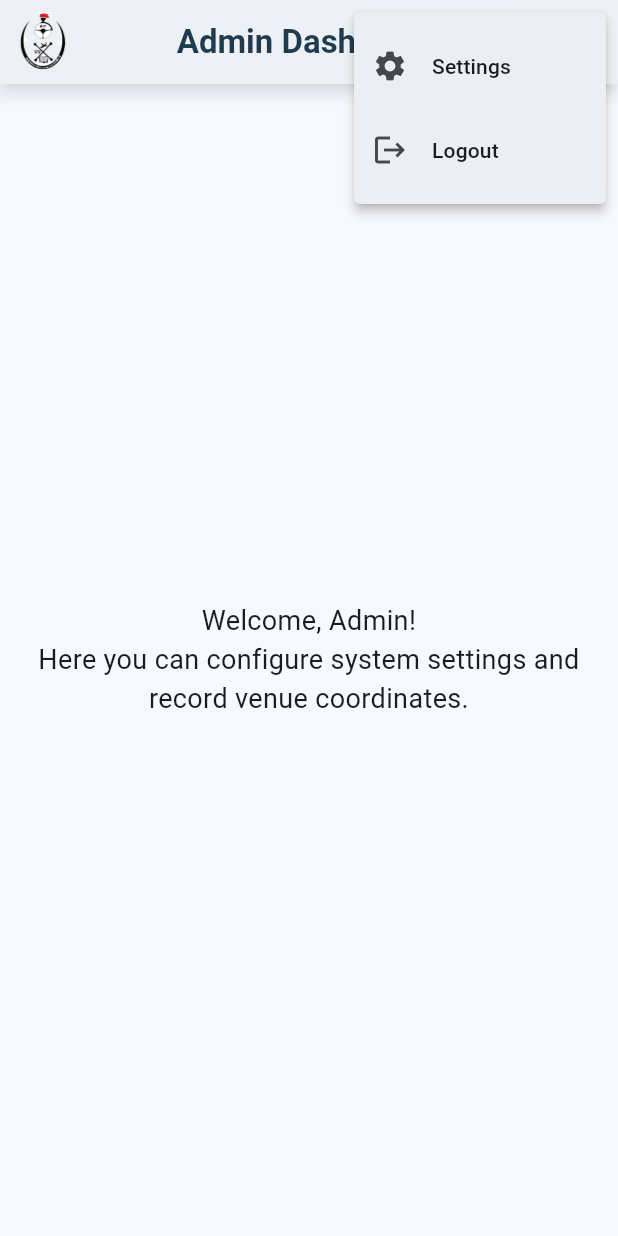
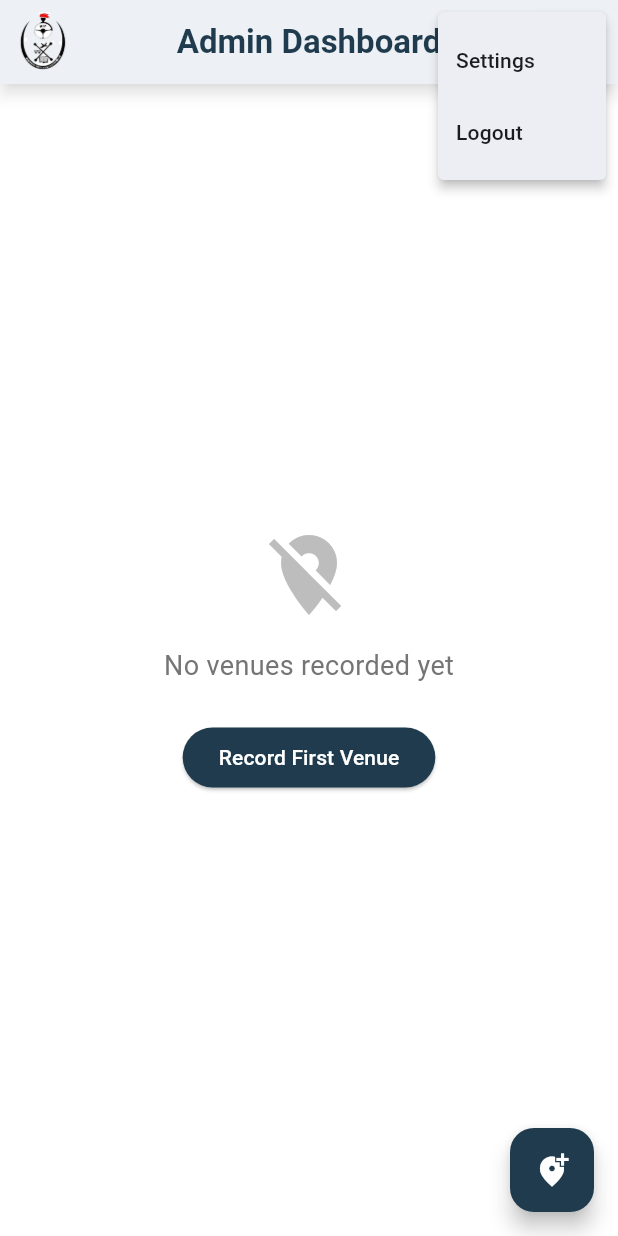
Before and after one commit to revocajana/ramani, a Flutter app: the AdminHomePage screen opened directly, after a tap on the "more vert" icon, on a phone screen of 412 x 824 dp. Run offline on Flutter 3.47's test engine with Material 3 defaults, Android fonts, the phone set to English and light mode, and no system bars; our stand-ins replace geolocator, shared_preferences; accounts and stored records are empty; network calls fail.

Commit message:
adding new location

```diff
--- a/mobile/lib/core/constants.dart
+++ b/mobile/lib/core/constants.dart
@@ -1,4 +1,5 @@
 class ApiConstants {
   static const String baseUrl = 'http://127.0.0.1:8000/api';
   static const String loginUrl = '$baseUrl/users/login/';
+  static const String venuesUrl = '$baseUrl/venues/';
 }
--- a/mobile/lib/screens/admin_home_page.dart
+++ b/mobile/lib/screens/admin_home_page.dart
@@ -1,14 +1,63 @@
+import 'dart:convert';
 import 'package:flutter/material.dart';
+import 'package:http/http.dart' as http;
 import 'package:shared_preferences/shared_preferences.dart';
+import '../core/constants.dart';
 import 'login_page.dart';
+import 'record_venue_page.dart';
 
-class AdminHomePage extends StatelessWidget {
+class AdminHomePage extends StatefulWidget {
   const AdminHomePage({Key? key}) : super(key: key);
+
+  @override
+  State<AdminHomePage> createState() => _AdminHomePageState();
+}
+
+class _AdminHomePageState extends State<AdminHomePage> {
+  final Color primaryColor = const Color(0xFF1F3B4D);
+  List<dynamic> _venues = [];
+  bool _loading = true;
+
+  @override
+  void initState() {
+    super.initState();
+    _fetchVenues();
+  }
+
+  Future<void> _fetchVenues() async {
+    setState(() => _loading = true);
+    try {
+      final prefs = await SharedPreferences.getInstance();
+      final token = prefs.getString('token');
+
+      final response = await http.get(
+        Uri.parse(ApiConstants.venuesUrl),
+        headers: {
+          'Authorization': 'Bearer $token',
+        },
+      );
+
+      if (response.statusCode == 200) {
+        final data = jsonDecode(response.body);
+        setState(() {
+          if (data is Map && data.containsKey('results')) {
+            _venues = data['results'];
+          } else {
+            _venues = data;
+          }
+        });
+      }
+    } catch (e) {
+      debugPrint('Error fetching venues: $e');
+    } finally {
+      setState(() => _loading = false);
+    }
+  }
 
   Future<void> _logout(BuildContext context) async {
     final prefs = await SharedPreferences.getInstance();
     await prefs.clear();
-    if (context.mounted) {
+    if (mounted) {
       Navigator.of(context).pushReplacement(
         MaterialPageRoute(builder: (_) => const LoginPage()),
       );
@@ -18,6 +67,7 @@ class AdminHomePage extends StatelessWidget {
   @override
   Widget build(BuildContext context) {
     return Scaffold(
+      backgroundColor: Colors.white,
       appBar: AppBar(
         backgroundColor: Colors.white,
         elevation: 4,
@@ -26,46 +76,94 @@ class AdminHomePage extends StatelessWidget {
           padding: const EdgeInsets.all(8.0),
           child: Image.asset('lib/assets/images/nit.png'),
         ),
-        title: const Text('Admin Dashboard', style: TextStyle(color: Color(0xFF1F3B4D), fontWeight: FontWeight.bold)),
+        title: Text('Admin Dashboard', style: TextStyle(color: primaryColor, fontWeight: FontWeight.bold)),
         centerTitle: true,
         actions: [
           PopupMenuButton<String>(
-            icon: const Icon(Icons.more_vert, color: Color(0xFF1F3B4D)),
+            icon: Icon(Icons.more_vert, color: primaryColor),
             onSelected: (value) {
               if (value == 'logout') {
                 _logout(context);
-              } else if (value == 'settings') {
-                // Navigate to settings
               }
             },
-            itemBuilder: (BuildContext context) {
-              return [
-                const PopupMenuItem(
-                  value: 'settings',
-                  child: ListTile(
-                    leading: Icon(Icons.settings),
-                    title: Text('Settings'),
-                  ),
-                ),
-                const PopupMenuItem(
-                  value: 'logout',
-                  child: ListTile(
-                    leading: Icon(Icons.logout),
-                    title: Text('Logout'),
-                  ),
-                ),
-              ];
-            },
+            itemBuilder: (context) => [
+              const PopupMenuItem(value: 'settings', child: Text('Settings')),
+              const PopupMenuItem(value: 'logout', child: Text('Logout')),
+            ],
           ),
         ],
       ),
-      body: const Center(
-        child: Text(
-          'Welcome, Admin!\nHere you can configure system settings and record venue coordinates.',
-          textAlign: TextAlign.center,
-          style: TextStyle(fontSize: 18),
-        ),
+      body: _loading
+          ? const Center(child: CircularProgressIndicator())
+          : _venues.isEmpty
+              ? Center(
+                  child: Column(
+                    mainAxisAlignment: MainAxisAlignment.center,
+                    children: [
+                      Icon(Icons.location_off, size: 64, color: Colors.grey[400]),
+                      const SizedBox(height: 16),
+                      Text('No venues recorded yet', style: TextStyle(color: Colors.grey[600], fontSize: 18)),
+                      const SizedBox(height: 24),
+                      ElevatedButton(
+                        onPressed: () async {
+                          final result = await Navigator.push(
+                            context,
+                            MaterialPageRoute(builder: (_) => const RecordVenuePage()),
+                          );
+                          if (result == true) _fetchVenues();
+                        },
+                        style: ElevatedButton.styleFrom(backgroundColor: primaryColor),
+                        child: const Text('Record First Venue', style: TextStyle(color: Colors.white)),
+                      ),
+                    ],
+                  ),
+                )
+              : RefreshIndicator(
+                  onRefresh: _fetchVenues,
+                  child: ListView.builder(
+                    padding: const EdgeInsets.all(16),
+                    itemCount: _venues.length,
+                    itemBuilder: (context, index) {
+                      final venue = _venues[index];
+                      return Card(
+                        elevation: 2,
+                        margin: const EdgeInsets.only(bottom: 12),
+                        child: ListTile(
+                          leading: CircleAvatar(
+                            backgroundColor: primaryColor.withOpacity(0.1),
+                            child: Icon(_getIconForType(venue['venue_type']), color: primaryColor),
+                          ),
+                          title: Text(venue['name'], style: const TextStyle(fontWeight: FontWeight.bold)),
+                          subtitle: Text('Building: ${venue['building']}\nLat: ${venue['latitude']}, Lon: ${venue['longitude']}'),
+                          isThreeLine: true,
+                        ),
+                      );
+                    },
+                  ),
+                ),
+      floatingActionButton: FloatingActionButton(
+        onPressed: () async {
+          final result = await Navigator.push(
+            context,
+            MaterialPageRoute(builder: (_) => const RecordVenuePage()),
+          );
+          if (result == true) _fetchVenues();
+        },
+        backgroundColor: primaryColor,
+        child: const Icon(Icons.add_location_alt, color: Colors.white),
       ),
     );
   }
+
+  IconData _getIconForType(String? type) {
+    switch (type) {
+      case 'lecture_hall': return Icons.school;
+      case 'office': return Icons.work;
+      case 'laboratory': return Icons.science;
+      case 'library': return Icons.menu_book;
+      case 'cafeteria': return Icons.restaurant;
+      case 'computer_lab': return Icons.computer;
+      default: return Icons.location_on;
+    }
+  }
 }
```
Also changed, not shown: mobile/lib/screens/record_venue_page.dart (added, +242 -0 lines), 2 other files.
